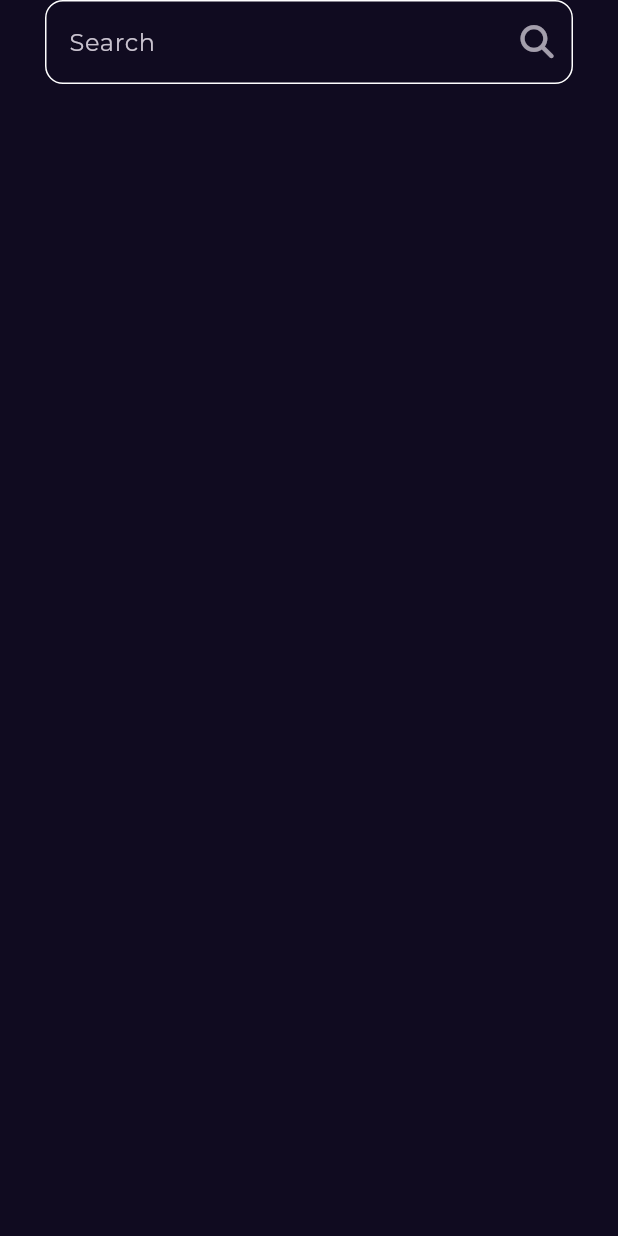
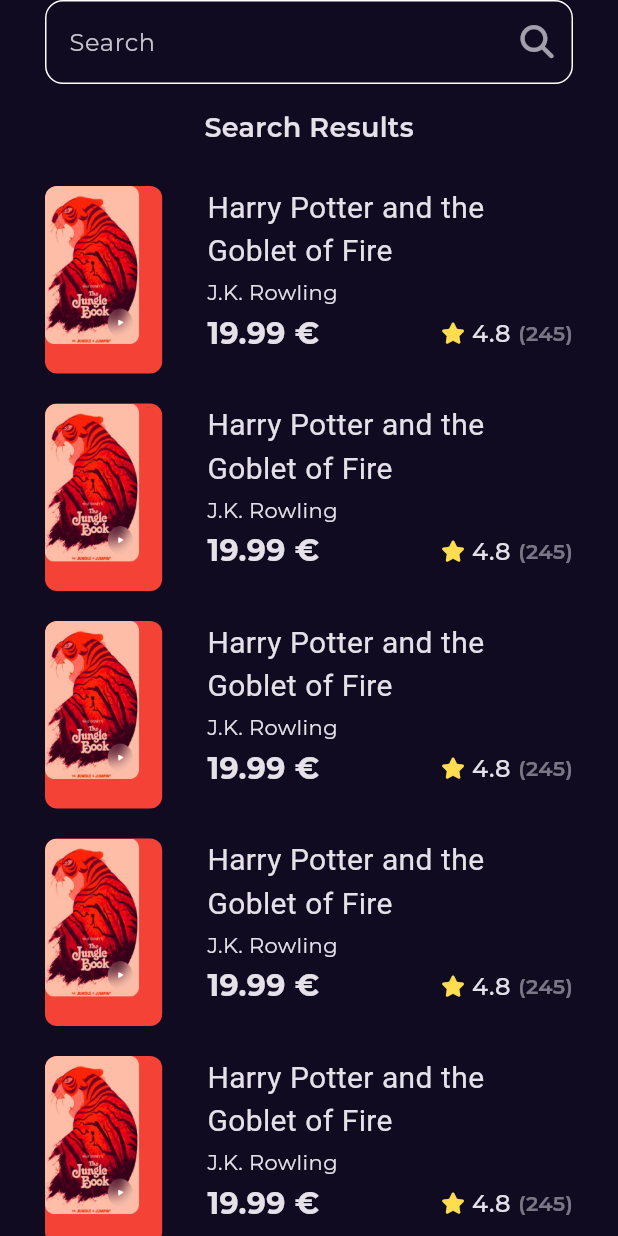
Before and after one commit to AnthonyGh11/Bookly, a Flutter app: the screen it shows after launch, after a tap on an icon or button, on a phone screen of 412 x 824 dp. Run offline on Flutter 3.47's test engine with Material 3 defaults, Android fonts, the phone set to English and light mode, and no system bars; our stand-ins replace font_awesome_flutter, go_router, google_fonts.

Commit message:
search view done

```diff
--- a/lib/Features/home/presentation/views/widgets/best_seller_list_view.dart
+++ b/lib/Features/home/presentation/views/widgets/best_seller_list_view.dart
@@ -14,7 +14,7 @@ class BestSellerListView extends StatelessWidget {
         itemBuilder: (context, index) {
           return const Padding(
             padding: EdgeInsets.symmetric(vertical: 10.0),
-            child: BestSellerListViewItem(),
+            child: BookListViewItem(),
           );
         });
   }
--- a/lib/Features/home/presentation/views/widgets/best_seller_list_view_item.dart
+++ b/lib/Features/home/presentation/views/widgets/best_seller_list_view_item.dart
@@ -6,8 +6,8 @@ import '../../../../../core/utils/assets.dart';
 import '../../../../../core/utils/styles.dart';
 import 'book_rating.dart';
 
-class BestSellerListViewItem extends StatelessWidget {
-  const BestSellerListViewItem({super.key});
+class BookListViewItem extends StatelessWidget {
+  const BookListViewItem({super.key});
 
   @override
   Widget build(BuildContext context) {
--- a/lib/Features/search/presentation/views/widgets/searh_view_body.dart
+++ b/lib/Features/search/presentation/views/widgets/searh_view_body.dart
@@ -1,5 +1,8 @@
+import 'package:bookly_app/core/utils/styles.dart';
+import 'package:flutter/cupertino.dart';
 import 'package:flutter/material.dart';
 
+import '../../../../home/presentation/views/widgets/best_seller_list_view_item.dart';
 import 'custom_search_text_field.dart';
 
 class SearchViewBody extends StatelessWidget {
@@ -12,8 +15,38 @@ class SearchViewBody extends StatelessWidget {
       child: Column(
         children: [
           CustomSearchTextField(),
+          SizedBox(
+            height: 16,
+          ),
+          Text(
+            'Search Results',
+            style: Styles.textStyle18,
+          ),
+          SizedBox(
+            height: 16,
+          ),
+          Expanded(
+            child: SearchResultListView(),
+          ),
         ],
       ),
     );
   }
 }
+
+class SearchResultListView extends StatelessWidget {
+  const SearchResultListView({super.key});
+
+  @override
+  Widget build(BuildContext context) {
+    return ListView.builder(
+        padding: EdgeInsets.zero,
+        itemCount: 10,
+        itemBuilder: (context, index) {
+          return const Padding(
+            padding: EdgeInsets.symmetric(vertical: 10.0),
+            child: BookListViewItem(),
+          );
+        });
+  }
+}
```
